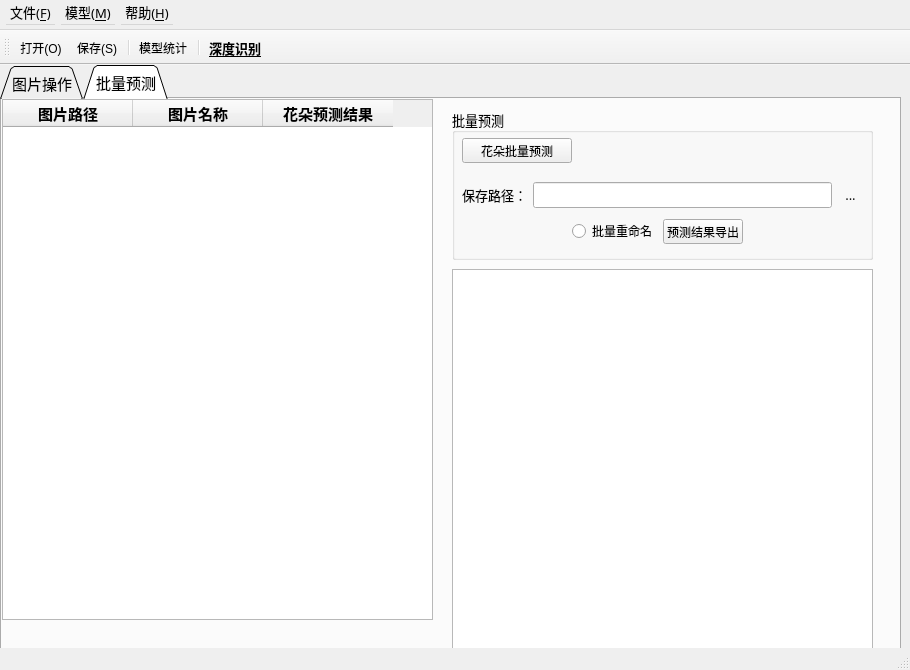
Qt form MainWindowFlower.ui (Rvioleck/FlowerClassification) before a commit.
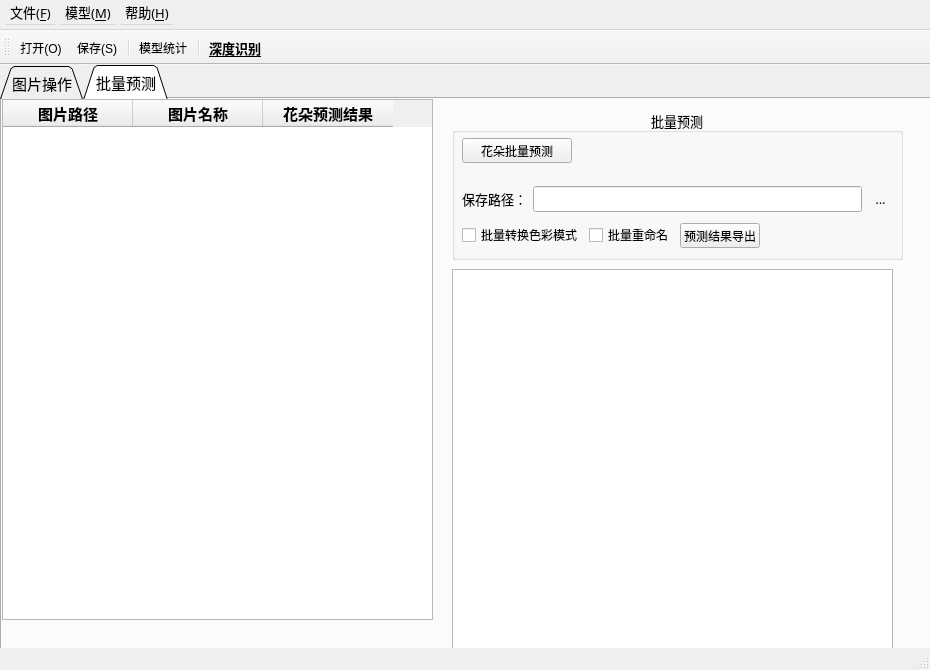
The same form after that commit. The open tabs and pages were chosen to show the change. Icons and pictures are not drawn. Custom widgets are drawn as their Qt base class.

What changed in the file:
```diff
--- a/MainWindowFlower.ui
+++ b/MainWindowFlower.ui
@@ -6,7 +6,7 @@
    <rect>
     <x>0</x>
     <y>0</y>
-    <width>910</width>
+    <width>930</width>
     <height>670</height>
    </rect>
   </property>
@@ -18,13 +18,13 @@
   </property>
   <property name="minimumSize">
    <size>
-    <width>910</width>
+    <width>930</width>
     <height>670</height>
    </size>
   </property>
   <property name="maximumSize">
    <size>
-    <width>910</width>
+    <width>930</width>
     <height>670</height>
    </size>
   </property>
@@ -56,7 +56,7 @@
      <rect>
       <x>0</x>
       <y>0</y>
-      <width>901</width>
+      <width>931</width>
       <height>591</height>
      </rect>
     </property>
@@ -1027,7 +1027,7 @@
        <rect>
         <x>450</x>
         <y>10</y>
-        <width>421</width>
+        <width>451</width>
         <height>151</height>
        </rect>
       </property>
@@ -1041,12 +1041,18 @@
       <property name="title">
        <string>批量预测</string>
       </property>
+      <property name="alignment">
+       <set>Qt::AlignCenter</set>
+      </property>
+      <property name="flat">
+       <bool>true</bool>
+      </property>
       <widget class="QWidget" name="layoutWidget">
        <property name="geometry">
         <rect>
          <x>10</x>
-         <y>68</y>
-         <width>401</width>
+         <y>72</y>
+         <width>431</width>
          <height>72</height>
         </rect>
        </property>
@@ -1098,20 +1104,24 @@
         <item>
          <layout class="QHBoxLayout" name="horizontalLayout_2">
           <item>
-           <spacer name="horizontalSpacer">
-            <property name="orientation">
-             <enum>Qt::Horizontal</enum>
+           <widget class="QCheckBox" name="convertModeCheckBox">
+            <property name="font">
+             <font>
+              <family>微软雅黑</family>
+              <pointsize>9</pointsize>
+              <bold>false</bold>
+             </font>
             </property>
-            <property name="sizeHint" stdset="0">
-             <size>
-              <width>40</width>
-              <height>20</height>
-             </size>
+            <property name="toolTip">
+             <string>&lt;html&gt;&lt;head/&gt;&lt;body&gt;&lt;p&gt;将图片转换为&lt;span style=&quot; font-weight:700; color:#ff0000;&quot;&gt;R&lt;/span&gt;&lt;span style=&quot; font-weight:700; color:#00ff00;&quot;&gt;G&lt;/span&gt;&lt;span style=&quot; font-weight:700; color:#0000ff;&quot;&gt;B&lt;/span&gt;&lt;span style=&quot; color:#000000;&quot;&gt;色彩模式&lt;/span&gt;&lt;/p&gt;&lt;/body&gt;&lt;/html&gt;</string>
             </property>
-           </spacer>
+            <property name="text">
+             <string>批量转换色彩模式</string>
+            </property>
+           </widget>
           </item>
           <item>
-           <widget class="QRadioButton" name="batchRenameRadioButton">
+           <widget class="QCheckBox" name="batchRenameCheckBox">
             <property name="font">
              <font>
               <family>微软雅黑</family>
@@ -1318,7 +1328,7 @@
        <rect>
         <x>450</x>
         <y>170</y>
-        <width>421</width>
+        <width>441</width>
         <height>381</height>
        </rect>
       </property>
@@ -1391,7 +1401,7 @@
     <rect>
      <x>0</x>
      <y>0</y>
-     <width>910</width>
+     <width>930</width>
      <height>30</height>
     </rect>
    </property>
@@ -1759,6 +1769,38 @@
    </property>
   </action>
  </widget>
+ <customwidgets>
+  <customwidget>
+   <class>ImageLabel</class>
+   <extends>QLabel</extends>
+   <header location="global">ImageLabel.h</header>
+  </customwidget>
+ </customwidgets>
+ <tabstops>
+  <tabstop>chooseButton</tabstop>
+  <tabstop>clearButton</tabstop>
+  <tabstop>cutButton</tabstop>
+  <tabstop>resetButton</tabstop>
+  <tabstop>saveButton</tabstop>
+  <tabstop>saveNameEdit</tabstop>
+  <tabstop>getDirectoryButton_2</tabstop>
+  <tabstop>predictButton</tabstop>
+  <tabstop>imageTextEdit</tabstop>
+  <tabstop>savePathTextEdit</tabstop>
+  <tabstop>nameEdit</tabstop>
+  <tabstop>tabWidget</tabstop>
+  <tabstop>batchChooseButton</tabstop>
+  <tabstop>clearTableButton</tabstop>
+  <tabstop>batchPredictButton</tabstop>
+  <tabstop>getDirectoryButton</tabstop>
+  <tabstop>convertModeCheckBox</tabstop>
+  <tabstop>batchRenameCheckBox</tabstop>
+  <tabstop>batchExportButton</tabstop>
+  <tabstop>statisticsButton</tabstop>
+  <tabstop>tableWidget</tabstop>
+  <tabstop>statisticsTextEdit</tabstop>
+  <tabstop>savePathLineEdit</tabstop>
+ </tabstops>
  <resources/>
  <connections/>
 </ui>
```
Left out of the diff: 95 changed lines with no effect on the pictures.
